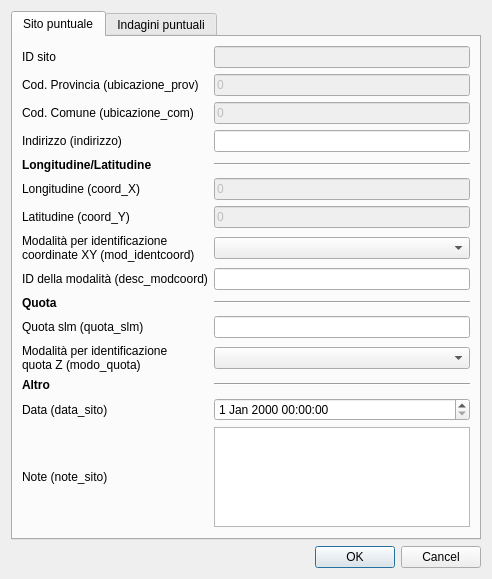
Old version of the form mzs_tools/editing/sito_puntuale.ui in the repository CNR-IGAG/mzs-tools.
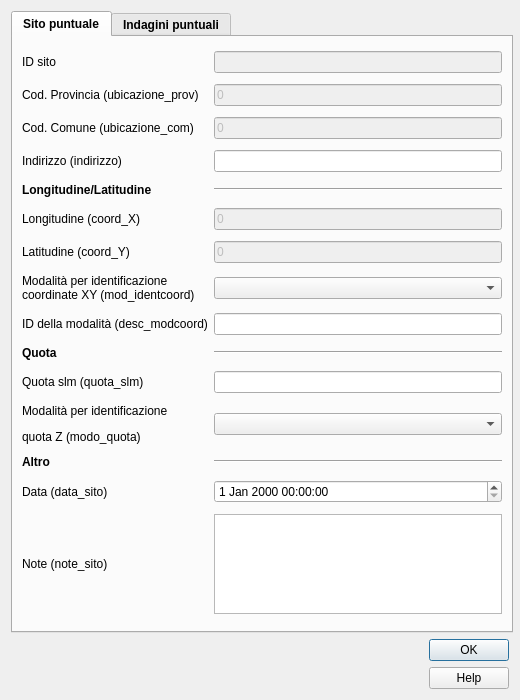
New version of the form. Icons and pictures are not drawn. Custom widgets are drawn as their Qt base class.

```diff
--- a/mzs_tools/editing/sito_puntuale.ui
+++ b/mzs_tools/editing/sito_puntuale.ui
@@ -2,6 +2,32 @@
 <ui version="4.0">
  <class>siti_puntuali</class>
  <widget class="QDialog" name="siti_puntuali">
+  <property name="geometry">
+   <rect>
+    <x>0</x>
+    <y>0</y>
+    <width>520</width>
+    <height>700</height>
+   </rect>
+  </property>
+  <property name="sizePolicy">
+   <sizepolicy hsizetype="Fixed" vsizetype="Fixed">
+    <horstretch>0</horstretch>
+    <verstretch>0</verstretch>
+   </sizepolicy>
+  </property>
+  <property name="minimumSize">
+   <size>
+    <width>520</width>
+    <height>700</height>
+   </size>
+  </property>
+  <property name="maximumSize">
+   <size>
+    <width>1500</width>
+    <height>1500</height>
+   </size>
+  </property>
   <property name="windowTitle">
    <string>Siti puntuali</string>
   </property>
@@ -14,6 +40,70 @@
      <property name="enabled">
       <bool>true</bool>
      </property>
+     <property name="sizePolicy">
+      <sizepolicy hsizetype="Expanding" vsizetype="Expanding">
+       <horstretch>0</horstretch>
+       <verstretch>0</verstretch>
+      </sizepolicy>
+     </property>
+     <property name="minimumSize">
+      <size>
+       <width>502</width>
+       <height>435</height>
+      </size>
+     </property>
+     <property name="maximumSize">
+      <size>
+       <width>1450</width>
+       <height>1450</height>
+      </size>
+     </property>
+     <property name="palette">
+      <palette>
+       <active>
+        <colorrole role="Light">
+         <brush brushstyle="SolidPattern">
+          <color alpha="255">
+           <red>255</red>
+           <green>255</green>
+           <blue>255</blue>
+          </color>
+         </brush>
+        </colorrole>
+       </active>
+       <inactive>
+        <colorrole role="Light">
+         <brush brushstyle="SolidPattern">
+          <color alpha="255">
+           <red>255</red>
+           <green>255</green>
+           <blue>255</blue>
+          </color>
+         </brush>
+        </colorrole>
+       </inactive>
+       <disabled>
+        <colorrole role="Light">
+         <brush brushstyle="SolidPattern">
+          <color alpha="255">
+           <red>255</red>
+           <green>255</green>
+           <blue>255</blue>
+          </color>
+         </brush>
+        </colorrole>
+       </disabled>
+      </palette>
+     </property>
+     <property name="font">
+      <font>
+       <weight>75</weight>
+       <bold>true</bold>
+      </font>
+     </property>
+     <property name="toolTip">
+      <string/>
+     </property>
      <property name="currentIndex">
       <number>0</number>
      </property>
@@ -159,18 +249,18 @@
             <colorrole role="Text">
              <brush brushstyle="SolidPattern">
               <color alpha="255">
-               <red>170</red>
-               <green>170</green>
-               <blue>172</blue>
+               <red>113</red>
+               <green>113</green>
+               <blue>113</blue>
               </color>
              </brush>
             </colorrole>
             <colorrole role="PlaceholderText">
              <brush brushstyle="NoBrush">
               <color alpha="128">
-               <red>120</red>
-               <green>120</green>
-               <blue>120</blue>
+               <red>113</red>
+               <green>113</green>
+               <blue>113</blue>
               </color>
              </brush>
             </colorrole>
@@ -179,18 +269,18 @@
             <colorrole role="Text">
              <brush brushstyle="SolidPattern">
               <color alpha="255">
-               <red>170</red>
-               <green>170</green>
-               <blue>172</blue>
+               <red>113</red>
+               <green>113</green>
+               <blue>113</blue>
               </color>
              </brush>
             </colorrole>
             <colorrole role="PlaceholderText">
              <brush brushstyle="NoBrush">
               <color alpha="128">
-               <red>120</red>
-               <green>120</green>
-               <blue>120</blue>
+               <red>113</red>
+               <green>113</green>
+               <blue>113</blue>
               </color>
              </brush>
             </colorrole>
@@ -376,8 +466,7 @@
           </font>
          </property>
          <property name="text">
-          <string>Modalità per identificazione
-quota Z (modo_quota)</string>
+          <string>&lt;html&gt;&lt;head/&gt;&lt;body&gt;&lt;p&gt;Modalità per identificazione&lt;/p&gt;&lt;p&gt;quota Z (modo_quota)&lt;/p&gt;&lt;/body&gt;&lt;/html&gt;</string>
          </property>
         </widget>
        </item>
@@ -565,11 +654,101 @@
     </widget>
    </item>
    <item>
-    <widget class="QDialogButtonBox" name="buttonBox">
-     <property name="standardButtons">
-      <set>QDialogButtonBox::Cancel|QDialogButtonBox::Ok</set>
-     </property>
-    </widget>
+    <layout class="QHBoxLayout" name="horizontalLayout">
+     <item>
+      <widget class="QLabel" name="label_logo_cnr">
+       <property name="maximumSize">
+        <size>
+         <width>81</width>
+         <height>60</height>
+        </size>
+       </property>
+       <property name="text">
+        <string/>
+       </property>
+       <property name="pixmap">
+        <pixmap>../loghi/Logo CNR-2010-Quadrato-ITA-high.png</pixmap>
+       </property>
+       <property name="scaledContents">
+        <bool>true</bool>
+       </property>
+      </widget>
+     </item>
+     <item>
+      <widget class="QLabel" name="label_logo_igag">
+       <property name="maximumSize">
+        <size>
+         <width>70</width>
+         <height>60</height>
+        </size>
+       </property>
+       <property name="text">
+        <string/>
+       </property>
+       <property name="pixmap">
+        <pixmap>../loghi/IGAG-CMYK.png</pixmap>
+       </property>
+       <property name="scaledContents">
+        <bool>true</bool>
+       </property>
+      </widget>
+     </item>
+     <item>
+      <spacer name="horizontalSpacer">
+       <property name="orientation">
+        <enum>Qt::Horizontal</enum>
+       </property>
+       <property name="sizeHint" stdset="0">
+        <size>
+         <width>40</width>
+         <height>20</height>
+        </size>
+       </property>
+      </spacer>
+     </item>
+     <item>
+      <layout class="QVBoxLayout" name="verticalLayout">
+       <item>
+        <widget class="QDialogButtonBox" name="buttonBox">
+         <property name="sizePolicy">
+          <sizepolicy hsizetype="Fixed" vsizetype="Fixed">
+           <horstretch>0</horstretch>
+           <verstretch>0</verstretch>
+          </sizepolicy>
+         </property>
+         <property name="minimumSize">
+          <size>
+           <width>0</width>
+           <height>0</height>
+          </size>
+         </property>
+         <property name="cursor">
+          <cursorShape>PointingHandCursor</cursorShape>
+         </property>
+         <property name="orientation">
+          <enum>Qt::Vertical</enum>
+         </property>
+         <property name="standardButtons">
+          <set>QDialogButtonBox::Ok</set>
+         </property>
+         <property name="centerButtons">
+          <bool>true</bool>
+         </property>
+        </widget>
+       </item>
+       <item>
+        <widget class="QPushButton" name="help_button">
+         <property name="cursor">
+          <cursorShape>PointingHandCursor</cursorShape>
+         </property>
+         <property name="text">
+          <string>Help</string>
+         </property>
+        </widget>
+       </item>
+      </layout>
+     </item>
+    </layout>
    </item>
   </layout>
  </widget>
```
Left out of the diff: 1 changed line with no effect on the pictures.
